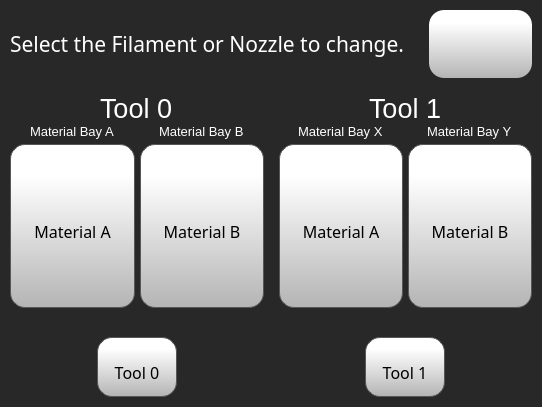
Above: octoprint_ControlCenter/ui/filament_nozzle_screen/changeFilamentNozzleScreen.ui from FracktalWorks/ControlCenter before the change. Below: the same form after it.
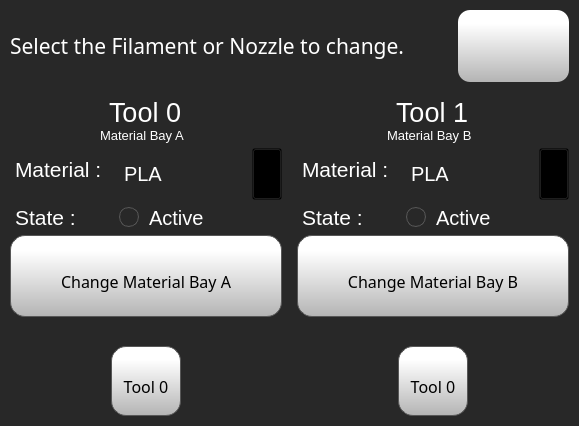
That is the form after the change. Icons and pictures are not drawn.

Commit message: Change Filament added, test prints removed

Diff of the .ui file:
```diff
--- a/octoprint_ControlCenter/ui/filament_nozzle_screen/changeFilamentNozzleScreen.ui
+++ b/octoprint_ControlCenter/ui/filament_nozzle_screen/changeFilamentNozzleScreen.ui
@@ -6,8 +6,8 @@
    <rect>
     <x>0</x>
     <y>0</y>
-    <width>542</width>
-    <height>407</height>
+    <width>579</width>
+    <height>426</height>
    </rect>
   </property>
   <property name="minimumSize">
@@ -158,8 +158,8 @@
                <string notr="true">QPushButton {
     border: none; /* no border for a flat push button */
 	background-color: qlineargradient(spread:pad, x1:0, y1:1, x2:0, y2:0.188, stop:0 rgba(180, 180, 180, 255), stop:1 rgba(255, 255, 255, 255));
-border-radius: 15px;
-border-radius: 15px;
+border-radius: 12px;
+border-radius: 12px;
 
 
 }
@@ -191,8 +191,8 @@
               </property>
               <property name="iconSize">
                <size>
-                <width>25</width>
-                <height>25</height>
+                <width>20</width>
+                <height>20</height>
                </size>
               </property>
               <property name="checkable">
@@ -215,7 +215,7 @@
         </widget>
        </item>
        <item>
-        <layout class="QHBoxLayout" name="horizontalLayout_3" stretch="2,2">
+        <layout class="QHBoxLayout" name="horizontalLayout_3" stretch="0,0">
          <item>
           <widget class="QFrame" name="tool0Frame">
            <property name="styleSheet">
@@ -289,13 +289,213 @@
                    </font>
                   </property>
                   <property name="styleSheet">
-                   <string notr="true">color: rgb(255, 255, 255);</string>
+                   <string notr="true">color: rgb(255, 255, 255);
+margin-right:6px;</string>
                   </property>
                   <property name="text">
                    <string>Material Bay A</string>
                   </property>
+                  <property name="margin">
+                   <number>0</number>
+                  </property>
                  </widget>
                 </item>
+                <item>
+                 <layout class="QFormLayout" name="formLayout">
+                  <item row="0" column="0">
+                   <widget class="QLabel" name="calibrateLabel_3">
+                    <property name="font">
+                     <font>
+                      <family>MS Shell Dlg 2</family>
+                      <pointsize>16</pointsize>
+                      <weight>50</weight>
+                      <bold>false</bold>
+                     </font>
+                    </property>
+                    <property name="styleSheet">
+                     <string notr="true">color: rgb(255, 255, 255);
+margin-right:6px;</string>
+                    </property>
+                    <property name="text">
+                     <string>Material :</string>
+                    </property>
+                    <property name="margin">
+                     <number>0</number>
+                    </property>
+                   </widget>
+                  </item>
+                  <item row="1" column="0">
+                   <widget class="QLabel" name="calibrateLabel_9">
+                    <property name="font">
+                     <font>
+                      <family>MS Shell Dlg 2</family>
+                      <pointsize>16</pointsize>
+                      <weight>50</weight>
+                      <bold>false</bold>
+                     </font>
+                    </property>
+                    <property name="styleSheet">
+                     <string notr="true">color: rgb(255, 255, 255);
+margin-right:6px;</string>
+                    </property>
+                    <property name="text">
+                     <string>State :</string>
+                    </property>
+                    <property name="margin">
+                     <number>0</number>
+                    </property>
+                   </widget>
+                  </item>
+                  <item row="1" column="1">
+                   <layout class="QHBoxLayout" name="horizontalLayout_5">
+                    <item>
+                     <widget class="QLabel" name="printerStatusColour">
+                      <property name="minimumSize">
+                       <size>
+                        <width>20</width>
+                        <height>20</height>
+                       </size>
+                      </property>
+                      <property name="maximumSize">
+                       <size>
+                        <width>20</width>
+                        <height>20</height>
+                       </size>
+                      </property>
+                      <property name="font">
+                       <font>
+                        <family>Gotham</family>
+                        <pointsize>16</pointsize>
+                        <weight>50</weight>
+                        <bold>false</bold>
+                        <underline>false</underline>
+                        <strikeout>false</strikeout>
+                       </font>
+                      </property>
+                      <property name="styleSheet">
+                       <string notr="true">     border: 1px solid rgb(87, 87, 87);
+	border-radius: 10px;
+    background: qlineargradient(
+        x1:0, y1:0, x2:0, y2:1,
+        stop:0 #52ff56,
+        stop:0.3 #2ee937,
+        stop:0.6 #1ec12d,
+        stop:1 #179226
+    );</string>
+                      </property>
+                      <property name="text">
+                       <string/>
+                      </property>
+                      <property name="alignment">
+                       <set>Qt::AlignCenter</set>
+                      </property>
+                     </widget>
+                    </item>
+                    <item>
+                     <widget class="QLabel" name="tool0MaterialBayAStateLabel">
+                      <property name="font">
+                       <font>
+                        <family>MS Shell Dlg 2</family>
+                        <pointsize>15</pointsize>
+                        <weight>50</weight>
+                        <bold>false</bold>
+                       </font>
+                      </property>
+                      <property name="styleSheet">
+                       <string notr="true">color: rgb(255, 255, 255);
+margin-right:6px;</string>
+                      </property>
+                      <property name="text">
+                       <string>Active</string>
+                      </property>
+                      <property name="margin">
+                       <number>0</number>
+                      </property>
+                     </widget>
+                    </item>
+                   </layout>
+                  </item>
+                  <item row="0" column="1">
+                   <layout class="QHBoxLayout" name="horizontalLayout_9" stretch="5,1">
+                    <item>
+                     <widget class="QLabel" name="tool0MaterialBayALabel">
+                      <property name="font">
+                       <font>
+                        <family>MS Shell Dlg 2</family>
+                        <pointsize>15</pointsize>
+                        <weight>50</weight>
+                        <bold>false</bold>
+                       </font>
+                      </property>
+                      <property name="styleSheet">
+                       <string notr="true">color: rgb(255, 255, 255);
+margin-right:6px;</string>
+                      </property>
+                      <property name="text">
+                       <string>PLA</string>
+                      </property>
+                      <property name="margin">
+                       <number>0</number>
+                      </property>
+                     </widget>
+                    </item>
+                    <item>
+                     <widget class="QPushButton" name="editTool0MaterialBayA">
+                      <property name="sizePolicy">
+                       <sizepolicy hsizetype="Expanding" vsizetype="Expanding">
+                        <horstretch>0</horstretch>
+                        <verstretch>0</verstretch>
+                       </sizepolicy>
+                      </property>
+                      <property name="minimumSize">
+                       <size>
+                        <width>30</width>
+                        <height>30</height>
+                       </size>
+                      </property>
+                      <property name="font">
+                       <font>
+                        <family>Gotham</family>
+                        <pointsize>16</pointsize>
+                       </font>
+                      </property>
+                      <property name="layoutDirection">
+                       <enum>Qt::LeftToRight</enum>
+                      </property>
+                      <property name="styleSheet">
+                       <string notr="true">background-color: transparent;</string>
+                      </property>
+                      <property name="text">
+                       <string/>
+                      </property>
+                      <property name="icon">
+                       <iconset resource="../resources/resource.qrc">
+                        <normaloff>:/Icons/img/icons/pencil.png</normaloff>:/Icons/img/icons/pencil.png</iconset>
+                      </property>
+                      <property name="iconSize">
+                       <size>
+                        <width>15</width>
+                        <height>15</height>
+                       </size>
+                      </property>
+                      <property name="checkable">
+                       <bool>false</bool>
+                      </property>
+                      <property name="autoDefault">
+                       <bool>false</bool>
+                      </property>
+                      <property name="default">
+                       <bool>false</bool>
+                      </property>
+                      <property name="flat">
+                       <bool>false</bool>
+                      </property>
+                     </widget>
+                    </item>
+                   </layout>
+                  </item>
+                 </layout>
+                </item>
                 <item>
                  <widget class="QToolButton" name="changeTool0MaterialBayA">
                   <property name="sizePolicy">
@@ -306,99 +506,18 @@
                   </property>
                   <property name="minimumSize">
                    <size>
-                    <width>0</width>
-                    <height>0</height>
+                    <width>80</width>
+                    <height>80</height>
                    </size>
                   </property>
-                  <property name="font">
-                   <font>
-                    <family>Gotham</family>
-                    <pointsize>12</pointsize>
-                   </font>
-                  </property>
-                  <property name="styleSheet">
-                   <string notr="true">QToolButton {
-
-     border: 1px solid rgb(87, 87, 87);
-	background-color: qlineargradient(spread:pad, x1:0, y1:1, x2:0, y2:0.188, stop:0 rgba(180, 180, 180, 255), stop:1 rgba(255, 255, 255, 255));
-border-radius: 15px;
- padding-top: 10px;
-
-}
-
-QToolButton:pressed {
-    background-color: qlineargradient(x1: 0, y1: 0, x2: 0, y2: 1,
-                                      stop: 0 #dadbde, stop: 1 #f6f7fa);
-}
-
-QToolButton:flat {
-    border: none; /* no border for a flat push button */
-}
-
-QToolButton:default {
-    border-color: navy; /* make the default button prominent */
-}
-
-QToolButton:focus {
-	outline: none;
-}</string>
-                  </property>
-                  <property name="text">
-                   <string>Material A</string>
-                  </property>
-                  <property name="icon">
-                   <iconset resource="../resources/resource.qrc">
-                    <normaloff>:/Icons/img/icons/Spool.png</normaloff>:/Icons/img/icons/Spool.png</iconset>
-                  </property>
-                  <property name="iconSize">
+                  <property name="maximumSize">
                    <size>
-                    <width>30</width>
-                    <height>30</height>
+                    <width>16777215</width>
+                    <height>16777215</height>
                    </size>
                   </property>
-                  <property name="toolButtonStyle">
-                   <enum>Qt::ToolButtonTextUnderIcon</enum>
-                  </property>
-                 </widget>
-                </item>
-               </layout>
-              </item>
-              <item>
-               <layout class="QVBoxLayout" name="verticalLayout_2">
-                <item alignment="Qt::AlignHCenter">
-                 <widget class="QLabel" name="calibrateLabel_3">
                   <property name="font">
                    <font>
-                    <family>MS Shell Dlg 2</family>
-                    <pointsize>10</pointsize>
-                    <weight>50</weight>
-                    <bold>false</bold>
-                   </font>
-                  </property>
-                  <property name="styleSheet">
-                   <string notr="true">color: rgb(255, 255, 255);</string>
-                  </property>
-                  <property name="text">
-                   <string>Material Bay B</string>
-                  </property>
-                 </widget>
-                </item>
-                <item>
-                 <widget class="QToolButton" name="changeTool0MaterialBayB">
-                  <property name="sizePolicy">
-                   <sizepolicy hsizetype="Expanding" vsizetype="Expanding">
-                    <horstretch>0</horstretch>
-                    <verstretch>0</verstretch>
-                   </sizepolicy>
-                  </property>
-                  <property name="minimumSize">
-                   <size>
-                    <width>0</width>
-                    <height>0</height>
-                   </size>
-                  </property>
-                  <property name="font">
-                   <font>
                     <family>Gotham</family>
                     <pointsize>12</pointsize>
                    </font>
@@ -431,7 +550,7 @@
 }</string>
                   </property>
                   <property name="text">
-                   <string>Material B</string>
+                   <string>Change Material Bay A</string>
                   </property>
                   <property name="icon">
                    <iconset resource="../resources/resource.qrc">
@@ -446,9 +565,6 @@
                   <property name="toolButtonStyle">
                    <enum>Qt::ToolButtonTextUnderIcon</enum>
                   </property>
-                  <property name="autoRaise">
-                   <bool>false</bool>
-                  </property>
                  </widget>
                 </item>
                </layout>
@@ -504,8 +620,8 @@
              <widget class="QToolButton" name="changeTool0Button">
               <property name="minimumSize">
                <size>
-                <width>80</width>
-                <height>60</height>
+                <width>70</width>
+                <height>70</height>
                </size>
               </property>
               <property name="font">
@@ -639,15 +755,215 @@
                    </font>
                   </property>
                   <property name="styleSheet">
-                   <string notr="true">color: rgb(255, 255, 255);</string>
+                   <string notr="true">color: rgb(255, 255, 255);
+margin-right:6px;</string>
                   </property>
                   <property name="text">
-                   <string>Material Bay X</string>
+                   <string>Material Bay B</string>
                   </property>
+                  <property name="margin">
+                   <number>0</number>
+                  </property>
                  </widget>
                 </item>
                 <item>
-                 <widget class="QToolButton" name="changeTool1MaterialBayA">
+                 <layout class="QFormLayout" name="formLayout_3">
+                  <item row="0" column="0">
+                   <widget class="QLabel" name="calibrateLabel_5">
+                    <property name="font">
+                     <font>
+                      <family>MS Shell Dlg 2</family>
+                      <pointsize>16</pointsize>
+                      <weight>50</weight>
+                      <bold>false</bold>
+                     </font>
+                    </property>
+                    <property name="styleSheet">
+                     <string notr="true">color: rgb(255, 255, 255);
+margin-right:6px;</string>
+                    </property>
+                    <property name="text">
+                     <string>Material :</string>
+                    </property>
+                    <property name="margin">
+                     <number>0</number>
+                    </property>
+                   </widget>
+                  </item>
+                  <item row="1" column="0">
+                   <widget class="QLabel" name="calibrateLabel_17">
+                    <property name="font">
+                     <font>
+                      <family>MS Shell Dlg 2</family>
+                      <pointsize>16</pointsize>
+                      <weight>50</weight>
+                      <bold>false</bold>
+                     </font>
+                    </property>
+                    <property name="styleSheet">
+                     <string notr="true">color: rgb(255, 255, 255);
+margin-right:6px;</string>
+                    </property>
+                    <property name="text">
+                     <string>State :</string>
+                    </property>
+                    <property name="margin">
+                     <number>0</number>
+                    </property>
+                   </widget>
+                  </item>
+                  <item row="1" column="1">
+                   <layout class="QHBoxLayout" name="horizontalLayout_8">
+                    <item>
+                     <widget class="QLabel" name="printerStatusColour_3">
+                      <property name="minimumSize">
+                       <size>
+                        <width>20</width>
+                        <height>20</height>
+                       </size>
+                      </property>
+                      <property name="maximumSize">
+                       <size>
+                        <width>20</width>
+                        <height>20</height>
+                       </size>
+                      </property>
+                      <property name="font">
+                       <font>
+                        <family>Gotham</family>
+                        <pointsize>16</pointsize>
+                        <weight>50</weight>
+                        <bold>false</bold>
+                        <underline>false</underline>
+                        <strikeout>false</strikeout>
+                       </font>
+                      </property>
+                      <property name="styleSheet">
+                       <string notr="true">     border: 1px solid rgb(87, 87, 87);
+	border-radius: 10px;
+    background: qlineargradient(
+        x1:0, y1:0, x2:0, y2:1,
+        stop:0 #52ff56,
+        stop:0.3 #2ee937,
+        stop:0.6 #1ec12d,
+        stop:1 #179226
+    );</string>
+                      </property>
+                      <property name="text">
+                       <string/>
+                      </property>
+                      <property name="alignment">
+                       <set>Qt::AlignCenter</set>
+                      </property>
+                     </widget>
+                    </item>
+                    <item>
+                     <widget class="QLabel" name="tool1MaterialBayXStateLabel">
+                      <property name="font">
+                       <font>
+                        <family>MS Shell Dlg 2</family>
+                        <pointsize>15</pointsize>
+                        <weight>50</weight>
+                        <bold>false</bold>
+                       </font>
+                      </property>
+                      <property name="styleSheet">
+                       <string notr="true">color: rgb(255, 255, 255);
+margin-right:6px;</string>
+                      </property>
+                      <property name="text">
+                       <string>Active</string>
+                      </property>
+                      <property name="margin">
+                       <number>0</number>
+                      </property>
+                     </widget>
+                    </item>
+                   </layout>
+                  </item>
+                  <item row="0" column="1">
+                   <layout class="QHBoxLayout" name="horizontalLayout_10" stretch="5,1">
+                    <item>
+                     <widget class="QLabel" name="tool1MaterialBayXLabel">
+                      <property name="font">
+                       <font>
+                        <family>MS Shell Dlg 2</family>
+                        <pointsize>15</pointsize>
+                        <weight>50</weight>
+                        <bold>false</bold>
+                       </font>
+                      </property>
+                      <property name="styleSheet">
+                       <string notr="true">color: rgb(255, 255, 255);
+margin-right:6px;</string>
+                      </property>
+                      <property name="text">
+                       <string>PLA</string>
+                      </property>
+                      <property name="margin">
+                       <number>0</number>
+                      </property>
+                     </widget>
+                    </item>
+                    <item>
+                     <widget class="QPushButton" name="editTool0MaterialBayX">
+                      <property name="sizePolicy">
+                       <sizepolicy hsizetype="Expanding" vsizetype="Expanding">
+                        <horstretch>0</horstretch>
+                        <verstretch>0</verstretch>
+                       </sizepolicy>
+                      </property>
+                      <property name="minimumSize">
+                       <size>
+                        <width>30</width>
+                        <height>30</height>
+                       </size>
+                      </property>
+                      <property name="font">
+                       <font>
+                        <family>Gotham</family>
+                        <pointsize>16</pointsize>
+                       </font>
+                      </property>
+                      <property name="layoutDirection">
+                       <enum>Qt::LeftToRight</enum>
+                      </property>
+                      <property name="styleSheet">
+                       <string notr="true">background-color: transparent;</string>
+                      </property>
+                      <property name="text">
+                       <string/>
+                      </property>
+                      <property name="icon">
+                       <iconset resource="../resources/resource.qrc">
+                        <normaloff>:/Icons/img/icons/pencil.png</normaloff>:/Icons/img/icons/pencil.png</iconset>
+                      </property>
+                      <property name="iconSize">
+                       <size>
+                        <width>15</width>
+                        <height>15</height>
+                       </size>
+                      </property>
+                      <property name="checkable">
+                       <bool>false</bool>
+                      </property>
+                      <property name="autoDefault">
+                       <bool>false</bool>
+                      </property>
+                      <property name="default">
+                       <bool>false</bool>
+                      </property>
+                      <property name="flat">
+                       <bool>false</bool>
+                      </property>
+                     </widget>
+                    </item>
+                   </layout>
+                  </item>
+                 </layout>
+                </item>
+                <item>
+                 <widget class="QToolButton" name="changeTool1MaterialBayX">
                   <property name="sizePolicy">
                    <sizepolicy hsizetype="Expanding" vsizetype="Expanding">
                     <horstretch>0</horstretch>
@@ -656,99 +972,18 @@
                   </property>
                   <property name="minimumSize">
                    <size>
-                    <width>0</width>
-                    <height>0</height>
+                    <width>80</width>
+                    <height>80</height>
                    </size>
                   </property>
-                  <property name="font">
-                   <font>
-                    <family>Gotham</family>
-                    <pointsize>12</pointsize>
-                   </font>
-                  </property>
-                  <property name="styleSheet">
-                   <string notr="true">QToolButton {
-
-     border: 1px solid rgb(87, 87, 87);
-	background-color: qlineargradient(spread:pad, x1:0, y1:1, x2:0, y2:0.188, stop:0 rgba(180, 180, 180, 255), stop:1 rgba(255, 255, 255, 255));
-border-radius: 15px;
- padding-top: 10px;
-
-}
-
-QToolButton:pressed {
-    background-color: qlineargradient(x1: 0, y1: 0, x2: 0, y2: 1,
-                                      stop: 0 #dadbde, stop: 1 #f6f7fa);
-}
-
-QToolButton:flat {
-    border: none; /* no border for a flat push button */
-}
-
-QToolButton:default {
-    border-color: navy; /* make the default button prominent */
-}
-
-QToolButton:focus {
-	outline: none;
-}</string>
-                  </property>
-                  <property name="text">
-                   <string>Material A</string>
-                  </property>
-                  <property name="icon">
-                   <iconset resource="../resources/resource.qrc">
-                    <normaloff>:/Icons/img/icons/Spool.png</normaloff>:/Icons/img/icons/Spool.png</iconset>
-                  </property>
-                  <property name="iconSize">
+                  <property name="maximumSize">
                    <size>
-                    <width>30</width>
-                    <height>30</height>
+                    <width>16777215</width>
+                    <height>16777215</height>
                    </size>
                   </property>
-                  <property name="toolButtonStyle">
-                   <enum>Qt::ToolButtonTextUnderIcon</enum>
-                  </property>
-                 </widget>
-                </item>
-               </layout>
-              </item>
-              <item>
-               <layout class="QVBoxLayout" name="verticalLayout_4">
-                <item alignment="Qt::AlignHCenter">
-                 <widget class="QLabel" name="calibrateLabel_5">
                   <property name="font">
                    <font>
-                    <family>MS Shell Dlg 2</family>
-                    <pointsize>10</pointsize>
-                    <weight>50</weight>
-                    <bold>false</bold>
-                   </font>
-                  </property>
-                  <property name="styleSheet">
-                   <string notr="true">color: rgb(255, 255, 255);</string>
-                  </property>
-                  <property name="text">
-                   <string>Material Bay Y</string>
-                  </property>
-                 </widget>
-                </item>
-                <item>
-                 <widget class="QToolButton" name="changeTool1MaterialBayB">
-                  <property name="sizePolicy">
-                   <sizepolicy hsizetype="Expanding" vsizetype="Expanding">
-                    <horstretch>0</horstretch>
-                    <verstretch>0</verstretch>
-                   </sizepolicy>
-                  </property>
-                  <property name="minimumSize">
-                   <size>
-                    <width>0</width>
-                    <height>0</height>
-                   </size>
-                  </property>
-                  <property name="font">
-                   <font>
                     <family>Gotham</family>
                     <pointsize>12</pointsize>
                    </font>
@@ -781,7 +1016,7 @@
 }</string>
                   </property>
                   <property name="text">
-                   <string>Material B</string>
+                   <string>Change Material Bay B</string>
                   </property>
                   <property name="icon">
                    <iconset resource="../resources/resource.qrc">
@@ -796,9 +1031,6 @@
                   <property name="toolButtonStyle">
                    <enum>Qt::ToolButtonTextUnderIcon</enum>
                   </property>
-                  <property name="autoRaise">
-                   <bool>false</bool>
-                  </property>
                  </widget>
                 </item>
                </layout>
@@ -854,8 +1086,8 @@
              <widget class="QToolButton" name="changeTool1Button">
               <property name="minimumSize">
                <size>
-                <width>80</width>
-                <height>60</height>
+                <width>70</width>
+                <height>70</height>
                </size>
               </property>
               <property name="font">
@@ -893,7 +1125,7 @@
 }</string>
               </property>
               <property name="text">
-               <string>Tool 1</string>
+               <string>Tool 0</string>
               </property>
               <property name="icon">
                <iconset resource="../resources/resource.qrc">
```
Left out of the diff: 5 changed lines with no effect on the pictures. The commit also changes 82 other files.
